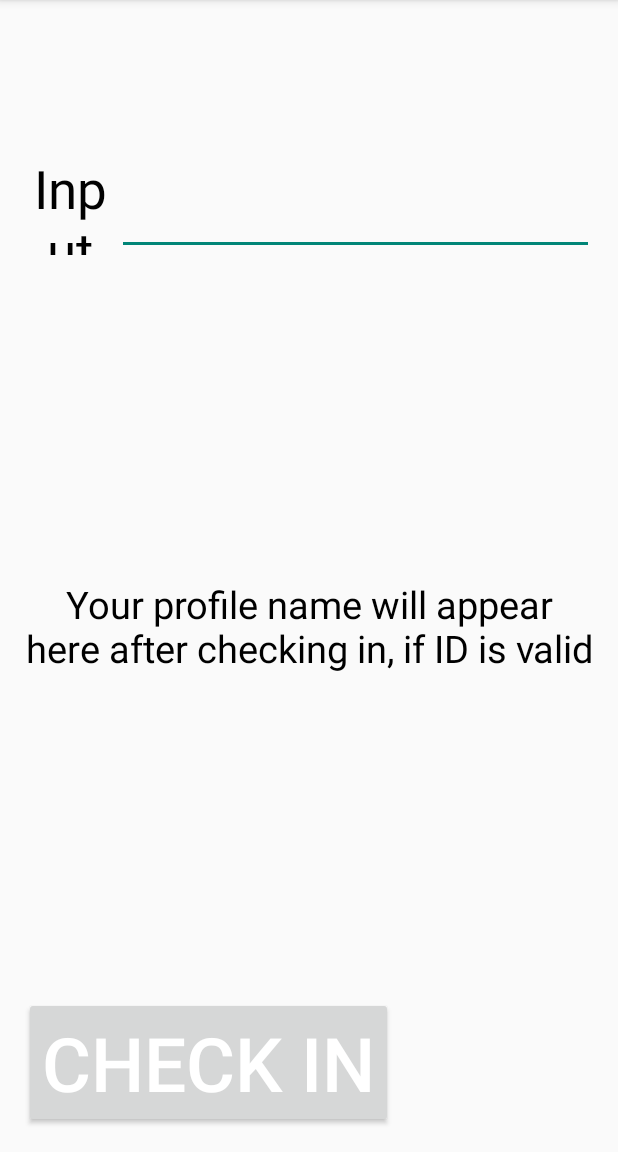
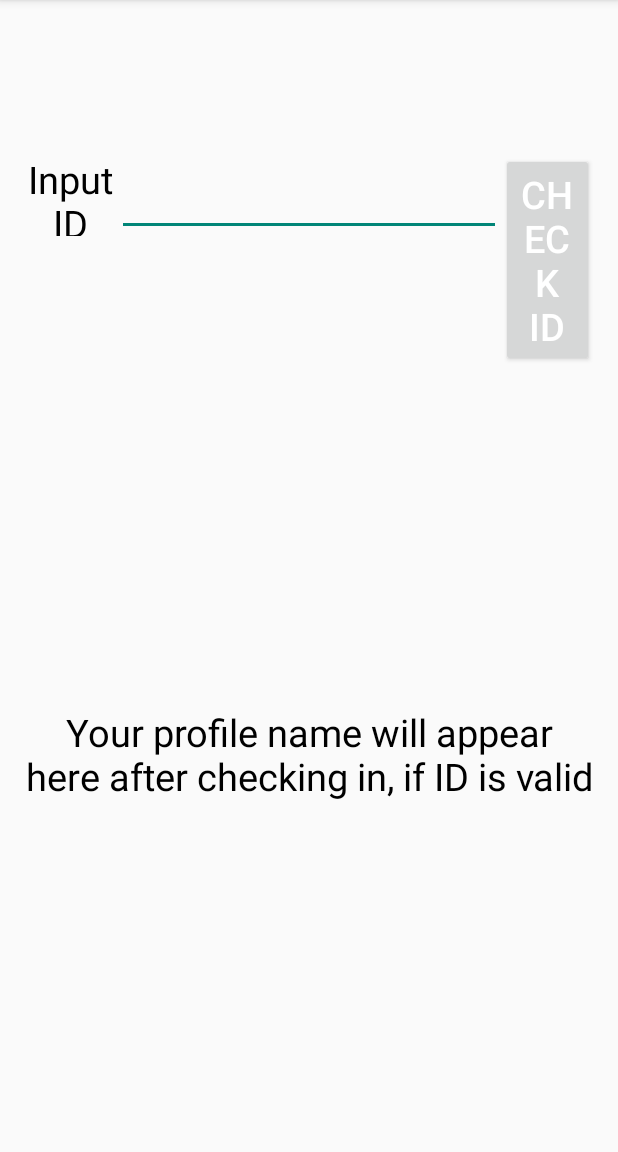
Before and after one commit to piskun-aleksei/SteamGamesCollectionAPP, an Android app: the screen it shows after launch (InputActivity), on a phone screen of 412 x 824 dp, the part 84-1236 px from its top. Run offline under Robolectric (Android 15) with nearby library versions, the phone set to English and light mode, and no system bars.

```diff
--- a/app/src/main/res/layout/activity_input.xml
+++ b/app/src/main/res/layout/activity_input.xml
@@ -10,15 +10,15 @@
         android:layout_width="wrap_content"
         android:layout_height="wrap_content"
         android:id="@+id/id_input_field"
-        android:textSize="35dp"
+        android:textSize="25dp"
         android:textColor="#000000"
         android:layout_alignParentTop="true"
         android:layout_alignLeft="@+id/confirm_id_button"
         android:layout_alignStart="@+id/confirm_id_button"
         android:layout_marginTop="86dp"
-        android:layout_alignRight="@+id/json_message"
-        android:layout_alignEnd="@+id/json_message"
-        android:inputType="numberDecimal" />
+        android:inputType="numberDecimal"
+        android:layout_toLeftOf="@+id/get_info_button"
+        android:layout_toStartOf="@+id/get_info_button" />
 
     <Button
         android:layout_width="wrap_content"
@@ -35,12 +35,14 @@
     <Button
         android:layout_width="wrap_content"
         android:layout_height="wrap_content"
-        android:text="Check in"
+        android:text="Check ID"
         android:id="@+id/get_info_button"
-        android:layout_alignParentBottom="true"
-        android:layout_alignParentLeft="true"
-        android:layout_alignParentStart="true"
-        android:textSize="50dp" />
+        android:textSize="25dp"
+        android:layout_alignTop="@+id/id_input_field"
+        android:layout_alignParentRight="true"
+        android:layout_alignParentEnd="true"
+        android:layout_toRightOf="@+id/confirm_id_button"
+        android:layout_toEndOf="@+id/confirm_id_button" />
 
     <TextView
         android:layout_width="wrap_content"
@@ -51,12 +53,12 @@
         android:textSize="25dp"
         android:textColor="#000000"
         android:gravity="center_vertical|center_horizontal"
-        android:layout_below="@+id/id_input_field"
         android:maxWidth="563dp"
+        android:minWidth="563dp"
+        android:layout_below="@+id/confirm_id_button"
         android:layout_alignParentLeft="true"
         android:layout_alignParentStart="true"
-        android:minWidth="563dp"
-        android:layout_above="@+id/get_info_button" />
+        android:layout_above="@+id/loading_input_bar" />
 
     <TextView
         android:layout_width="wrap_content"
@@ -69,9 +71,19 @@
         android:layout_alignParentStart="true"
         android:layout_alignBottom="@+id/id_input_field"
         android:layout_toStartOf="@+id/confirm_id_button"
-        android:textSize="35dp"
+        android:textSize="25dp"
         android:textColor="#000000"
         android:gravity="center_vertical|center_horizontal"
         android:layout_toLeftOf="@+id/confirm_id_button" />
 
+    <ProgressBar
+        android:layout_width="wrap_content"
+        android:layout_height="wrap_content"
+        android:id="@+id/loading_input_bar"
+        android:layout_alignParentBottom="true"
+        android:indeterminateDrawable="@drawable/blue_progress"
+        android:layout_centerHorizontal="true"
+        android:indeterminate="false"
+        android:visibility="invisible" />
+
 </RelativeLayout>
```
Also changed, not shown: app/src/main/java/com/a_piskun/steamgamescollectionapp/InputActivity.java (+13 -4 lines), app/src/main/java/com/a_piskun/steamgamescollectionapp/ShowChosenListActivity.java (+13 -4 lines).
